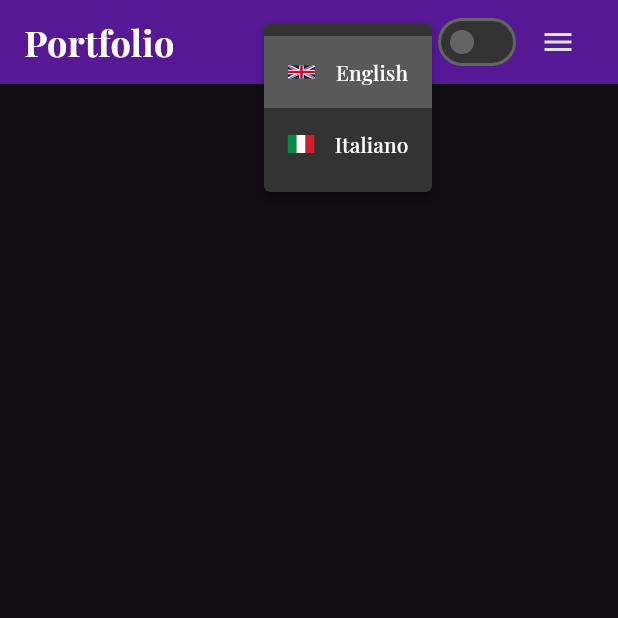
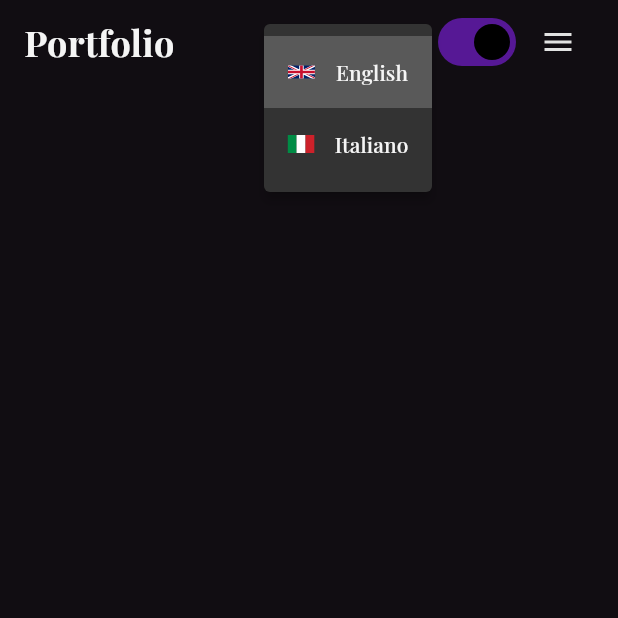
Before and after one commit to massimilianoporzio/flutter-portfolio, a Flutter app: the screen it shows after launch, after a tap on "En", on a phone screen of 412 x 824 dp, the top half of it. Run offline on Flutter 3.47's test engine with Material 3 defaults, Android fonts, the phone set to English and light mode, and no system bars; our stand-ins replace equatable, flutter_bloc, flutter_svg, gap, hydrated_bloc, shared_preferences.

Commit message:
ok switch theme mode

```diff
--- /dev/null
+++ b/lib/features/theme/presentation/cubit/theme_cubit.dart
@@ -0,0 +1,33 @@
+import 'package:equatable/equatable.dart';
+import 'package:flutter/material.dart';
+import 'package:hydrated_bloc/hydrated_bloc.dart';
+
+part 'theme_state.dart';
+
+class ThemeCubit extends HydratedCubit<ThemeState> {
+  ThemeCubit() : super(ThemeInitial());
+
+  void changeTheme(ThemeMode themeMode) {
+    emit(ThemeChanged(themeMode));
+  }
+
+  ThemeMode get currentTheme => state is ThemeChanged
+      ? (state as ThemeChanged).themeMode
+      : (state as ThemeInitial).themeMode;
+
+  @override
+  ThemeState? fromJson(Map<String, dynamic> json) {
+    return ThemeChanged(
+      json['themeMode'] == 'ThemeMode.dark' ? ThemeMode.dark : ThemeMode.light,
+    );
+  }
+
+  @override
+  Map<String, dynamic>? toJson(ThemeState state) {
+    return {
+      'themeMode': state is ThemeChanged
+          ? state.themeMode.toString()
+          : (state as ThemeInitial).themeMode.toString(),
+    };
+  }
+}
--- /dev/null
+++ b/lib/features/theme/presentation/cubit/theme_state.dart
@@ -0,0 +1,40 @@
+// ignore_for_file: public_member_api_docs, sort_constructors_first
+part of 'theme_cubit.dart';
+
+abstract class ThemeState extends Equatable {
+  const ThemeState();
+
+  @override
+  List<Object> get props => [];
+}
+
+class ThemeInitial extends ThemeState {
+  final ThemeMode themeMode;
+
+  const ThemeInitial({this.themeMode = ThemeMode.dark});
+
+  ThemeChanged copyWith({
+    ThemeMode? themeMode,
+  }) {
+    return ThemeChanged(
+      themeMode ?? this.themeMode,
+    );
+  }
+}
+
+class ThemeChanged extends ThemeState {
+  final ThemeMode themeMode;
+
+  const ThemeChanged(this.themeMode);
+
+  @override
+  List<Object> get props => [themeMode];
+
+  ThemeChanged copyWith({
+    ThemeMode? themeMode,
+  }) {
+    return ThemeChanged(
+      themeMode ?? this.themeMode,
+    );
+  }
+}
--- a/lib/main.dart
+++ b/lib/main.dart
@@ -4,6 +4,7 @@ import 'package:flutter_bloc/flutter_bloc.dart';
 import 'package:flutter_localizations/flutter_localizations.dart';
 import 'package:hydrated_bloc/hydrated_bloc.dart';
 import 'package:path_provider/path_provider.dart';
+import 'package:portfolio/features/theme/presentation/cubit/theme_cubit.dart';
 import 'features/lang/presentation/cubit/lang_cubit.dart';
 import 'l10n/app_localizations.dart';
 import 'pages/home_page.dart';
@@ -33,14 +34,21 @@ class MainApp extends StatelessWidget {
         BlocProvider(
           create: (context) => LangCubit(),
         ),
-        // BlocProvider(
-        //   create: (context) => SubjectBloc(),
-        // ),
+        BlocProvider(
+          create: (context) => ThemeCubit(),
+        ),
       ],
-      child: BlocBuilder<LangCubit, LangState>(
+
+      child: BlocBuilder<ThemeCubit, ThemeState>(
+        builder: (context, themeState) {
+          return BlocBuilder<LangCubit, LangState>(
             builder: (context, state) {
+              ThemeMode themeMode = themeState is ThemeChanged
+                  ? themeState.themeMode
+                  : (themeState as ThemeInitial).themeMode;
               return MaterialApp(
-            onGenerateTitle: (context) => AppLocalizations.of(context)!.title,
+                onGenerateTitle: (context) =>
+                    AppLocalizations.of(context)!.title,
                 localizationsDelegates: const [
                   AppLocalizations.delegate,
                   GlobalMaterialLocalizations.delegate,
@@ -58,8 +66,10 @@ class MainApp extends StatelessWidget {
                 theme: state.locale == 'en'
                     ? AppTheme(fontFamily: 'PlayFair').light
                     : AppTheme(fontFamily: 'PlayFair').light,
-            themeMode: ThemeMode.dark,
+                themeMode: themeMode,
                 home: HomePage(),
+              );
+            },
           );
         },
       ),
--- a/lib/theme/app_colors.dart
+++ b/lib/theme/app_colors.dart
@@ -4,6 +4,7 @@ class AppColors {
   static const primaryColor = Color(0xFF561895);
   static const darkBackgroundColor = Color(0xff110D12);
   static const gray = MaterialColor(100, {
+    50: Color(0xffF5F5F5),
     100: Color(0xffFBFBFB),
     200: Color(0xFFE2e2e2),
     300: Color(0xFFc9c9c9),
--- a/lib/theme/app_theme.dart
+++ b/lib/theme/app_theme.dart
@@ -17,7 +17,6 @@ class AppTheme {
     required WidgetStateProperty<TextStyle> elevatedButtonTextStyle,
     required WidgetStateProperty<TextStyle> outlinedButtonTextStyle,
   }) {
-    print("CIAO");
     return ThemeData(
       colorScheme: colorScheme,
       useMaterial3: true,
@@ -54,30 +53,34 @@ class AppTheme {
       surface: AppColors.gray[800]!,
       outline: AppColors.gray[700]!,
       outlineVariant: AppColors.gray[600]!,
-      onBackground: AppColors.gray[100]!,
-      onSurface: AppColors.gray[100]!,
+      onBackground: AppColors.gray[50]!,
+      onSurface: AppColors.gray[50]!,
       onSurfaceVariant: AppColors.gray[200]!,
       tertiary: AppColors.gray[300]!,
     ),
     scaffoldBackgroundColor: AppColors.darkBackgroundColor,
-    appBarTheme: AppBarTheme(backgroundColor: AppColors.primaryColor),
+    appBarTheme: AppBarTheme(
+      backgroundColor: AppColors.gray[900]!.withValues(alpha: 0.3),
+    ),
     elevatedButtonTextStyle: _darkElevatedButtonTextStyle,
     outlinedButtonTextStyle: _darkOutlinedButtonTextStyle,
   );
   ThemeData get light => _getThemeData(
     colorScheme: ColorScheme.light(
       primary: AppColors.primaryColor,
-      //background: AppColors.gray[100]!,
+      background: AppColors.gray[100]!,
       surface: AppColors.gray[200]!,
       outline: AppColors.gray[300]!,
       outlineVariant: AppColors.gray[400]!,
-      //onBackground: AppColors.gray[800]!,
+      onBackground: AppColors.gray[800]!,
       onSurface: AppColors.gray[700]!,
       onSurfaceVariant: AppColors.gray[600]!,
       tertiary: AppColors.gray[900]!,
     ),
     scaffoldBackgroundColor: AppColors.gray[100]!,
-    appBarTheme: AppBarTheme(backgroundColor: AppColors.gray[900]),
+    appBarTheme: AppBarTheme(
+      backgroundColor: AppColors.gray[100]!.withValues(alpha: 0.3),
+    ),
     elevatedButtonTextStyle: _lightElevatedButtonTextStyle,
     outlinedButtonTextStyle: _lightOutlinedButtonTextStyle,
   );
--- /dev/null
+++ b/lib/widgets/appbar/app_bar_theme_switch.dart
@@ -0,0 +1,21 @@
+import 'package:flutter/material.dart';
+import 'package:flutter_bloc/flutter_bloc.dart';
+import 'package:portfolio/features/theme/presentation/cubit/theme_cubit.dart';
+
+class ThemeToggle extends StatelessWidget {
+  const ThemeToggle({super.key});
+
+  @override
+  Widget build(BuildContext context) {
+    final themeMode = context.watch<ThemeCubit>().currentTheme;
+    return Switch(
+      value: themeMode == ThemeMode.dark,
+      onChanged: (value) {
+        print('Theme changed to: ${value ? 'Dark' : 'Light'}');
+        context.read<ThemeCubit>().changeTheme(
+          value ? ThemeMode.dark : ThemeMode.light,
+        );
+      },
+    );
+  }
+}
--- a/lib/widgets/appbar/my_app_bar.dart
+++ b/lib/widgets/appbar/my_app_bar.dart
@@ -6,6 +6,7 @@ import 'package:portfolio/widgets/appbar/app_bar_drawer_icon.dart';
 import 'package:portfolio/widgets/appbar/app_bar_language_selector.dart';
 import 'package:portfolio/widgets/appbar/app_bar_large_menu.dart';
 import 'package:portfolio/widgets/appbar/app_bar_logo.dart';
+import 'package:portfolio/widgets/appbar/app_bar_theme_switch.dart';
 
 class MyAppBar extends StatelessWidget {
   const MyAppBar({super.key});
@@ -37,12 +38,3 @@ class MyAppBar extends StatelessWidget {
     );
   }
 }
-
-class ThemeToggle extends StatelessWidget {
-  const ThemeToggle({super.key});
-
-  @override
-  Widget build(BuildContext context) {
-    return Switch(value: false, onChanged: (value) {});
-  }
-}
```
Lines whose indentation alone changed are shown as unchanged.
